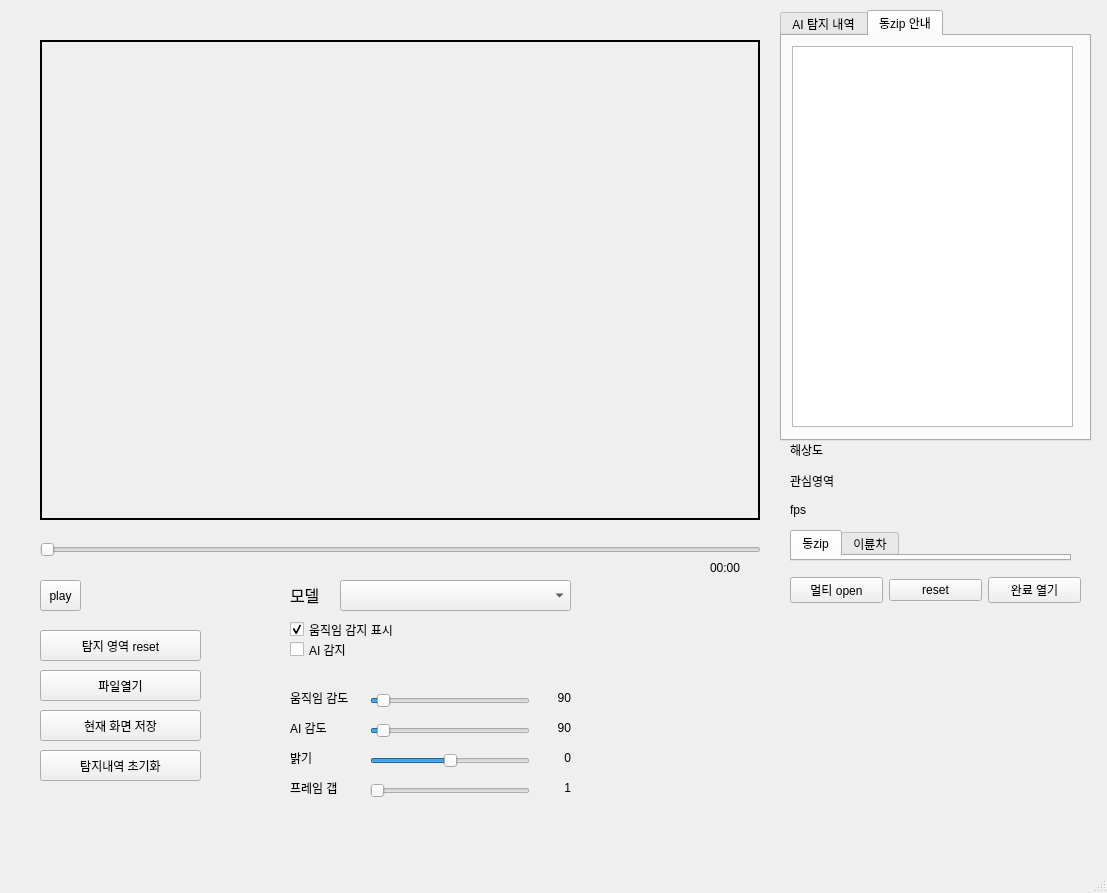
The window that rsc/ui/untitled.ui (polnet13/kimAI) describes before a commit, drawn with Qt 5.
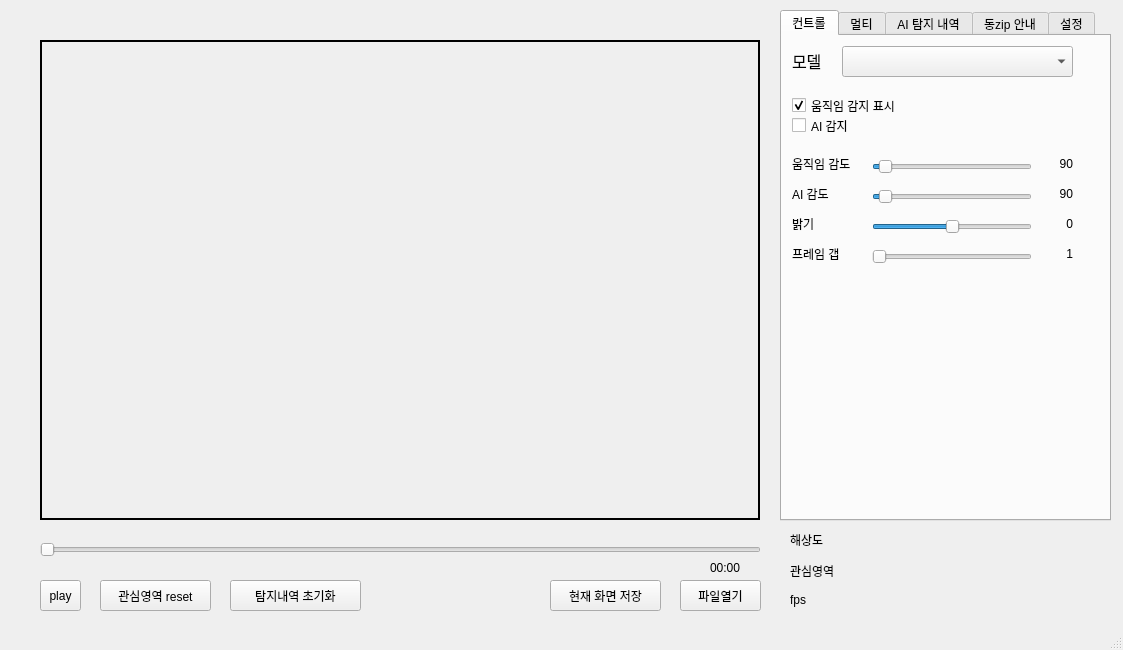
The same window after the commit.

The edit to the form file:
```diff
--- a/rsc/ui/untitled.ui
+++ b/rsc/ui/untitled.ui
@@ -6,106 +6,14 @@
    <rect>
     <x>0</x>
     <y>0</y>
-    <width>1107</width>
-    <height>893</height>
+    <width>1123</width>
+    <height>650</height>
    </rect>
   </property>
   <property name="windowTitle">
    <string>MainWindow</string>
   </property>
   <widget class="QWidget" name="centralwidget">
-   <widget class="QLabel" name="label_1">
-    <property name="geometry">
-     <rect>
-      <x>290</x>
-      <y>720</y>
-      <width>64</width>
-      <height>15</height>
-     </rect>
-    </property>
-    <property name="text">
-     <string>AI 감도</string>
-    </property>
-   </widget>
-   <widget class="QSlider" name="jump_frameSlider">
-    <property name="geometry">
-     <rect>
-      <x>370</x>
-      <y>780</y>
-      <width>160</width>
-      <height>22</height>
-     </rect>
-    </property>
-    <property name="minimum">
-     <number>1</number>
-    </property>
-    <property name="maximum">
-     <number>50</number>
-    </property>
-    <property name="value">
-     <number>1</number>
-    </property>
-    <property name="sliderPosition">
-     <number>1</number>
-    </property>
-    <property name="orientation">
-     <enum>Qt::Horizontal</enum>
-    </property>
-   </widget>
-   <widget class="QLabel" name="label_thr_yolo">
-    <property name="geometry">
-     <rect>
-      <x>540</x>
-      <y>720</y>
-      <width>31</width>
-      <height>16</height>
-     </rect>
-    </property>
-    <property name="text">
-     <string>90</string>
-    </property>
-    <property name="alignment">
-     <set>Qt::AlignRight|Qt::AlignTrailing|Qt::AlignVCenter</set>
-    </property>
-   </widget>
-   <widget class="QLabel" name="label_frame_gap">
-    <property name="geometry">
-     <rect>
-      <x>540</x>
-      <y>780</y>
-      <width>31</width>
-      <height>16</height>
-     </rect>
-    </property>
-    <property name="text">
-     <string>1</string>
-    </property>
-    <property name="alignment">
-     <set>Qt::AlignRight|Qt::AlignTrailing|Qt::AlignVCenter</set>
-    </property>
-   </widget>
-   <widget class="QSlider" name="thrSlider_move">
-    <property name="geometry">
-     <rect>
-      <x>370</x>
-      <y>690</y>
-      <width>160</width>
-      <height>22</height>
-     </rect>
-    </property>
-    <property name="toolTip">
-     <string>정확도를 높이면 객체 탐지 갯수는 줄어듬</string>
-    </property>
-    <property name="minimum">
-     <number>1</number>
-    </property>
-    <property name="sliderPosition">
-     <number>5</number>
-    </property>
-    <property name="orientation">
-     <enum>Qt::Horizontal</enum>
-    </property>
-   </widget>
    <widget class="QSlider" name="playSlider">
     <property name="geometry">
      <rect>
@@ -119,89 +27,25 @@
      <enum>Qt::Horizontal</enum>
     </property>
    </widget>
-   <widget class="QComboBox" name="dropdown_models">
-    <property name="geometry">
-     <rect>
-      <x>340</x>
-      <y>580</y>
-      <width>231</width>
-      <height>31</height>
-     </rect>
-    </property>
-   </widget>
-   <widget class="QLabel" name="label_thr_move">
-    <property name="geometry">
-     <rect>
-      <x>540</x>
-      <y>690</y>
-      <width>31</width>
-      <height>16</height>
-     </rect>
-    </property>
-    <property name="text">
-     <string>90</string>
-    </property>
-    <property name="alignment">
-     <set>Qt::AlignRight|Qt::AlignTrailing|Qt::AlignVCenter</set>
-    </property>
-   </widget>
-   <widget class="QCheckBox" name="checkbox_move">
-    <property name="geometry">
-     <rect>
-      <x>290</x>
-      <y>620</y>
-      <width>331</width>
-      <height>19</height>
-     </rect>
-    </property>
-    <property name="text">
-     <string>움직임 감지 표시</string>
-    </property>
-    <property name="checked">
-     <bool>true</bool>
-    </property>
-   </widget>
    <widget class="QPushButton" name="btn_region_reset">
     <property name="geometry">
      <rect>
-      <x>40</x>
-      <y>630</y>
-      <width>161</width>
+      <x>100</x>
+      <y>580</y>
+      <width>111</width>
       <height>31</height>
      </rect>
     </property>
     <property name="text">
-     <string>탐지 영역 reset</string>
-    </property>
-   </widget>
-   <widget class="QSlider" name="Slider_bright">
-    <property name="geometry">
-     <rect>
-      <x>370</x>
-      <y>750</y>
-      <width>160</width>
-      <height>22</height>
-     </rect>
-    </property>
-    <property name="minimum">
-     <number>-50</number>
-    </property>
-    <property name="maximum">
-     <number>50</number>
-    </property>
-    <property name="sliderPosition">
-     <number>0</number>
-    </property>
-    <property name="orientation">
-     <enum>Qt::Horizontal</enum>
+     <string>관심영역 reset</string>
     </property>
    </widget>
    <widget class="QPushButton" name="btn_fileopen">
     <property name="geometry">
      <rect>
-      <x>40</x>
-      <y>670</y>
-      <width>161</width>
+      <x>680</x>
+      <y>580</y>
+      <width>81</width>
       <height>31</height>
      </rect>
     </property>
@@ -209,101 +53,6 @@
      <string>파일열기</string>
     </property>
    </widget>
-   <widget class="QLabel" name="label_0">
-    <property name="geometry">
-     <rect>
-      <x>290</x>
-      <y>690</y>
-      <width>64</width>
-      <height>15</height>
-     </rect>
-    </property>
-    <property name="text">
-     <string>움직임 감도</string>
-    </property>
-   </widget>
-   <widget class="QSlider" name="thrSlider_yolo">
-    <property name="geometry">
-     <rect>
-      <x>370</x>
-      <y>720</y>
-      <width>160</width>
-      <height>22</height>
-     </rect>
-    </property>
-    <property name="toolTip">
-     <string>정확도를 높이면 객체 탐지 갯수는 줄어듬</string>
-    </property>
-    <property name="minimum">
-     <number>1</number>
-    </property>
-    <property name="sliderPosition">
-     <number>5</number>
-    </property>
-    <property name="orientation">
-     <enum>Qt::Horizontal</enum>
-    </property>
-   </widget>
-   <widget class="QLabel" name="label_model">
-    <property name="geometry">
-     <rect>
-      <x>290</x>
-      <y>579</y>
-      <width>64</width>
-      <height>31</height>
-     </rect>
-    </property>
-    <property name="font">
-     <font>
-      <pointsize>12</pointsize>
-     </font>
-    </property>
-    <property name="text">
-     <string>모델</string>
-    </property>
-   </widget>
-   <widget class="QLabel" name="label_bright">
-    <property name="geometry">
-     <rect>
-      <x>540</x>
-      <y>750</y>
-      <width>31</width>
-      <height>16</height>
-     </rect>
-    </property>
-    <property name="text">
-     <string>0</string>
-    </property>
-    <property name="alignment">
-     <set>Qt::AlignRight|Qt::AlignTrailing|Qt::AlignVCenter</set>
-    </property>
-   </widget>
-   <widget class="QLabel" name="label_4">
-    <property name="geometry">
-     <rect>
-      <x>290</x>
-      <y>750</y>
-      <width>61</width>
-      <height>16</height>
-     </rect>
-    </property>
-    <property name="text">
-     <string>밝기</string>
-    </property>
-   </widget>
-   <widget class="QLabel" name="label_3">
-    <property name="geometry">
-     <rect>
-      <x>290</x>
-      <y>780</y>
-      <width>111</width>
-      <height>16</height>
-     </rect>
-    </property>
-    <property name="text">
-     <string>프레임 갭</string>
-    </property>
-   </widget>
    <widget class="QToolButton" name="btn_play">
     <property name="geometry">
      <rect>
@@ -317,22 +66,6 @@
      <string>play</string>
     </property>
    </widget>
-   <widget class="QCheckBox" name="checkbox_yolo">
-    <property name="geometry">
-     <rect>
-      <x>290</x>
-      <y>640</y>
-      <width>331</width>
-      <height>19</height>
-     </rect>
-    </property>
-    <property name="text">
-     <string>AI 감지</string>
-    </property>
-    <property name="checked">
-     <bool>false</bool>
-    </property>
-   </widget>
    <widget class="QLabel" name="label">
     <property name="geometry">
      <rect>
@@ -368,9 +101,9 @@
    <widget class="QPushButton" name="btn_init_detection">
     <property name="geometry">
      <rect>
-      <x>40</x>
-      <y>750</y>
-      <width>161</width>
+      <x>230</x>
+      <y>580</y>
+      <width>131</width>
       <height>31</height>
      </rect>
     </property>
@@ -381,9 +114,9 @@
    <widget class="QPushButton" name="btn_page_print">
     <property name="geometry">
      <rect>
-      <x>40</x>
-      <y>710</y>
-      <width>161</width>
+      <x>550</x>
+      <y>580</y>
+      <width>111</width>
       <height>31</height>
      </rect>
     </property>
@@ -395,7 +128,7 @@
     <property name="geometry">
      <rect>
       <x>790</x>
-      <y>500</y>
+      <y>590</y>
       <width>299</width>
       <height>20</height>
      </rect>
@@ -408,7 +141,7 @@
     <property name="geometry">
      <rect>
       <x>790</x>
-      <y>470</y>
+      <y>560</y>
       <width>299</width>
       <height>21</height>
      </rect>
@@ -421,7 +154,7 @@
     <property name="geometry">
      <rect>
       <x>790</x>
-      <y>440</y>
+      <y>530</y>
       <width>299</width>
       <height>20</height>
      </rect>
@@ -435,13 +168,340 @@
      <rect>
       <x>780</x>
       <y>10</y>
-      <width>311</width>
-      <height>431</height>
+      <width>331</width>
+      <height>511</height>
      </rect>
     </property>
     <property name="currentIndex">
-     <number>1</number>
+     <number>0</number>
     </property>
+    <widget class="QWidget" name="tab_control">
+     <attribute name="title">
+      <string>컨트롤</string>
+     </attribute>
+     <widget class="QComboBox" name="dropdown_models">
+      <property name="geometry">
+       <rect>
+        <x>60</x>
+        <y>10</y>
+        <width>231</width>
+        <height>31</height>
+       </rect>
+      </property>
+     </widget>
+     <widget class="QLabel" name="label_model">
+      <property name="geometry">
+       <rect>
+        <x>10</x>
+        <y>9</y>
+        <width>64</width>
+        <height>31</height>
+       </rect>
+      </property>
+      <property name="font">
+       <font>
+        <pointsize>12</pointsize>
+       </font>
+      </property>
+      <property name="text">
+       <string>모델</string>
+      </property>
+     </widget>
+     <widget class="QCheckBox" name="checkbox_move">
+      <property name="geometry">
+       <rect>
+        <x>10</x>
+        <y>60</y>
+        <width>211</width>
+        <height>19</height>
+       </rect>
+      </property>
+      <property name="text">
+       <string>움직임 감지 표시</string>
+      </property>
+      <property name="checked">
+       <bool>true</bool>
+      </property>
+     </widget>
+     <widget class="QCheckBox" name="checkbox_yolo">
+      <property name="geometry">
+       <rect>
+        <x>10</x>
+        <y>80</y>
+        <width>211</width>
+        <height>19</height>
+       </rect>
+      </property>
+      <property name="text">
+       <string>AI 감지</string>
+      </property>
+      <property name="checked">
+       <bool>false</bool>
+      </property>
+     </widget>
+     <widget class="QLabel" name="label_3">
+      <property name="geometry">
+       <rect>
+        <x>10</x>
+        <y>210</y>
+        <width>111</width>
+        <height>16</height>
+       </rect>
+      </property>
+      <property name="text">
+       <string>프레임 갭</string>
+      </property>
+     </widget>
+     <widget class="QLabel" name="label_thr_yolo">
+      <property name="geometry">
+       <rect>
+        <x>260</x>
+        <y>150</y>
+        <width>31</width>
+        <height>16</height>
+       </rect>
+      </property>
+      <property name="text">
+       <string>90</string>
+      </property>
+      <property name="alignment">
+       <set>Qt::AlignRight|Qt::AlignTrailing|Qt::AlignVCenter</set>
+      </property>
+     </widget>
+     <widget class="QLabel" name="label_bright">
+      <property name="geometry">
+       <rect>
+        <x>260</x>
+        <y>180</y>
+        <width>31</width>
+        <height>16</height>
+       </rect>
+      </property>
+      <property name="text">
+       <string>0</string>
+      </property>
+      <property name="alignment">
+       <set>Qt::AlignRight|Qt::AlignTrailing|Qt::AlignVCenter</set>
+      </property>
+     </widget>
+     <widget class="QLabel" name="label_4">
+      <property name="geometry">
+       <rect>
+        <x>10</x>
+        <y>180</y>
+        <width>61</width>
+        <height>16</height>
+       </rect>
+      </property>
+      <property name="text">
+       <string>밝기</string>
+      </property>
+     </widget>
+     <widget class="QSlider" name="thrSlider_yolo">
+      <property name="geometry">
+       <rect>
+        <x>90</x>
+        <y>150</y>
+        <width>160</width>
+        <height>22</height>
+       </rect>
+      </property>
+      <property name="toolTip">
+       <string>정확도를 높이면 객체 탐지 갯수는 줄어듬</string>
+      </property>
+      <property name="minimum">
+       <number>1</number>
+      </property>
+      <property name="sliderPosition">
+       <number>5</number>
+      </property>
+      <property name="orientation">
+       <enum>Qt::Horizontal</enum>
+      </property>
+     </widget>
+     <widget class="QSlider" name="thrSlider_move">
+      <property name="geometry">
+       <rect>
+        <x>90</x>
+        <y>120</y>
+        <width>160</width>
+        <height>22</height>
+       </rect>
+      </property>
+      <property name="toolTip">
+       <string>정확도를 높이면 객체 탐지 갯수는 줄어듬</string>
+      </property>
+      <property name="minimum">
+       <number>1</number>
+      </property>
+      <property name="sliderPosition">
+       <number>5</number>
+      </property>
+      <property name="orientation">
+       <enum>Qt::Horizontal</enum>
+      </property>
+     </widget>
+     <widget class="QLabel" name="label_0">
+      <property name="geometry">
+       <rect>
+        <x>10</x>
+        <y>120</y>
+        <width>64</width>
+        <height>15</height>
+       </rect>
+      </property>
+      <property name="text">
+       <string>움직임 감도</string>
+      </property>
+     </widget>
+     <widget class="QLabel" name="label_thr_move">
+      <property name="geometry">
+       <rect>
+        <x>260</x>
+        <y>120</y>
+        <width>31</width>
+        <height>16</height>
+       </rect>
+      </property>
+      <property name="text">
+       <string>90</string>
+      </property>
+      <property name="alignment">
+       <set>Qt::AlignRight|Qt::AlignTrailing|Qt::AlignVCenter</set>
+      </property>
+     </widget>
+     <widget class="QSlider" name="Slider_bright">
+      <property name="geometry">
+       <rect>
+        <x>90</x>
+        <y>180</y>
+        <width>160</width>
+        <height>22</height>
+       </rect>
+      </property>
+      <property name="minimum">
+       <number>-50</number>
+      </property>
+      <property name="maximum">
+       <number>50</number>
+      </property>
+      <property name="sliderPosition">
+       <number>0</number>
+      </property>
+      <property name="orientation">
+       <enum>Qt::Horizontal</enum>
+      </property>
+     </widget>
+     <widget class="QSlider" name="jump_frameSlider">
+      <property name="geometry">
+       <rect>
+        <x>90</x>
+        <y>210</y>
+        <width>160</width>
+        <height>22</height>
+       </rect>
+      </property>
+      <property name="minimum">
+       <number>1</number>
+      </property>
+      <property name="maximum">
+       <number>50</number>
+      </property>
+      <property name="value">
+       <number>1</number>
+      </property>
+      <property name="sliderPosition">
+       <number>1</number>
+      </property>
+      <property name="orientation">
+       <enum>Qt::Horizontal</enum>
+      </property>
+     </widget>
+     <widget class="QLabel" name="label_1">
+      <property name="geometry">
+       <rect>
+        <x>10</x>
+        <y>150</y>
+        <width>64</width>
+        <height>15</height>
+       </rect>
+      </property>
+      <property name="text">
+       <string>AI 감도</string>
+      </property>
+     </widget>
+     <widget class="QLabel" name="label_frame_gap">
+      <property name="geometry">
+       <rect>
+        <x>260</x>
+        <y>210</y>
+        <width>31</width>
+        <height>16</height>
+       </rect>
+      </property>
+      <property name="text">
+       <string>1</string>
+      </property>
+      <property name="alignment">
+       <set>Qt::AlignRight|Qt::AlignTrailing|Qt::AlignVCenter</set>
+      </property>
+     </widget>
+    </widget>
+    <widget class="QWidget" name="tab_multi">
+     <attribute name="title">
+      <string>멀티</string>
+     </attribute>
+     <widget class="QWidget" name="verticalLayoutWidget_3">
+      <property name="geometry">
+       <rect>
+        <x>20</x>
+        <y>60</y>
+        <width>291</width>
+        <height>401</height>
+       </rect>
+      </property>
+      <layout class="QVBoxLayout" name="vLayout_dongzip_statusbar"/>
+     </widget>
+     <widget class="QPushButton" name="btn_dongzip_reset">
+      <property name="geometry">
+       <rect>
+        <x>119</x>
+        <y>17</y>
+        <width>93</width>
+        <height>26</height>
+       </rect>
+      </property>
+      <property name="text">
+       <string>reset</string>
+      </property>
+     </widget>
+     <widget class="QPushButton" name="btn_dongzip_reset_2">
+      <property name="geometry">
+       <rect>
+        <x>218</x>
+        <y>17</y>
+        <width>92</width>
+        <height>26</height>
+       </rect>
+      </property>
+      <property name="text">
+       <string>완료 열기</string>
+      </property>
+     </widget>
+     <widget class="QPushButton" name="btn_dongzip">
+      <property name="geometry">
+       <rect>
+        <x>21</x>
+        <y>17</y>
+        <width>92</width>
+        <height>26</height>
+       </rect>
+      </property>
+      <property name="text">
+       <string>멀티 open</string>
+      </property>
+     </widget>
+    </widget>
     <widget class="QWidget" name="tab_detect">
      <attribute name="title">
       <string>AI 탐지 내역</string>
@@ -466,77 +526,15 @@
        <rect>
         <x>10</x>
         <y>10</y>
-        <width>281</width>
-        <height>381</height>
+        <width>311</width>
+        <height>461</height>
        </rect>
       </property>
      </widget>
     </widget>
-   </widget>
-   <widget class="QWidget" name="horizontalLayoutWidget">
-    <property name="geometry">
-     <rect>
-      <x>790</x>
-      <y>570</y>
-      <width>291</width>
-      <height>41</height>
-     </rect>
-    </property>
-    <layout class="QHBoxLayout" name="horizontalLayout">
-     <item>
-      <widget class="QPushButton" name="btn_dongzip">
-       <property name="text">
-        <string>멀티 open</string>
-       </property>
-      </widget>
-     </item>
-     <item>
-      <widget class="QPushButton" name="btn_dongzip_reset">
-       <property name="text">
-        <string>reset</string>
-       </property>
-      </widget>
-     </item>
-     <item>
-      <widget class="QPushButton" name="btn_dongzip_reset_2">
-       <property name="text">
-        <string>완료 열기</string>
-       </property>
-      </widget>
-     </item>
-    </layout>
-   </widget>
-   <widget class="QWidget" name="verticalLayoutWidget_3">
-    <property name="geometry">
-     <rect>
-      <x>790</x>
-      <y>620</y>
-      <width>291</width>
-      <height>251</height>
-     </rect>
-    </property>
-    <layout class="QVBoxLayout" name="vLayout_dongzip_statusbar"/>
-   </widget>
-   <widget class="QTabWidget" name="tabWidget_2">
-    <property name="geometry">
-     <rect>
-      <x>790</x>
-      <y>530</y>
-      <width>281</width>
-      <height>31</height>
-     </rect>
-    </property>
-    <property name="currentIndex">
-     <number>0</number>
-    </property>
-    <widget class="QWidget" name="tab_cctv">
+    <widget class="QWidget" name="tab_option">
      <attribute name="title">
-      <string>동zip</string>
-     </attribute>
-    </widget>
-    <widget class="QWidget" name="tab_bike_2">
-     <attribute name="title">
-      <string>이륜차</string>
+      <string>설정</string>
      </attribute>
     </widget>
    </widget>
```
Left out of the diff: 4 changed lines with no effect on the pictures.
